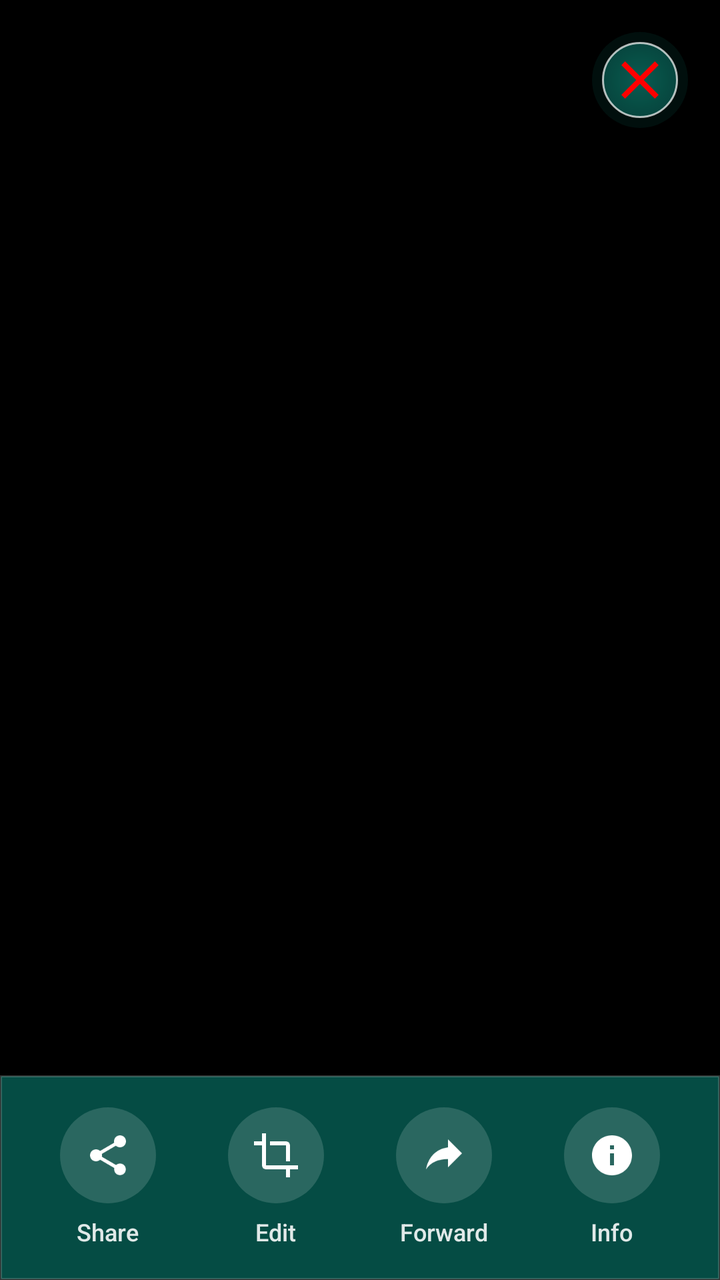
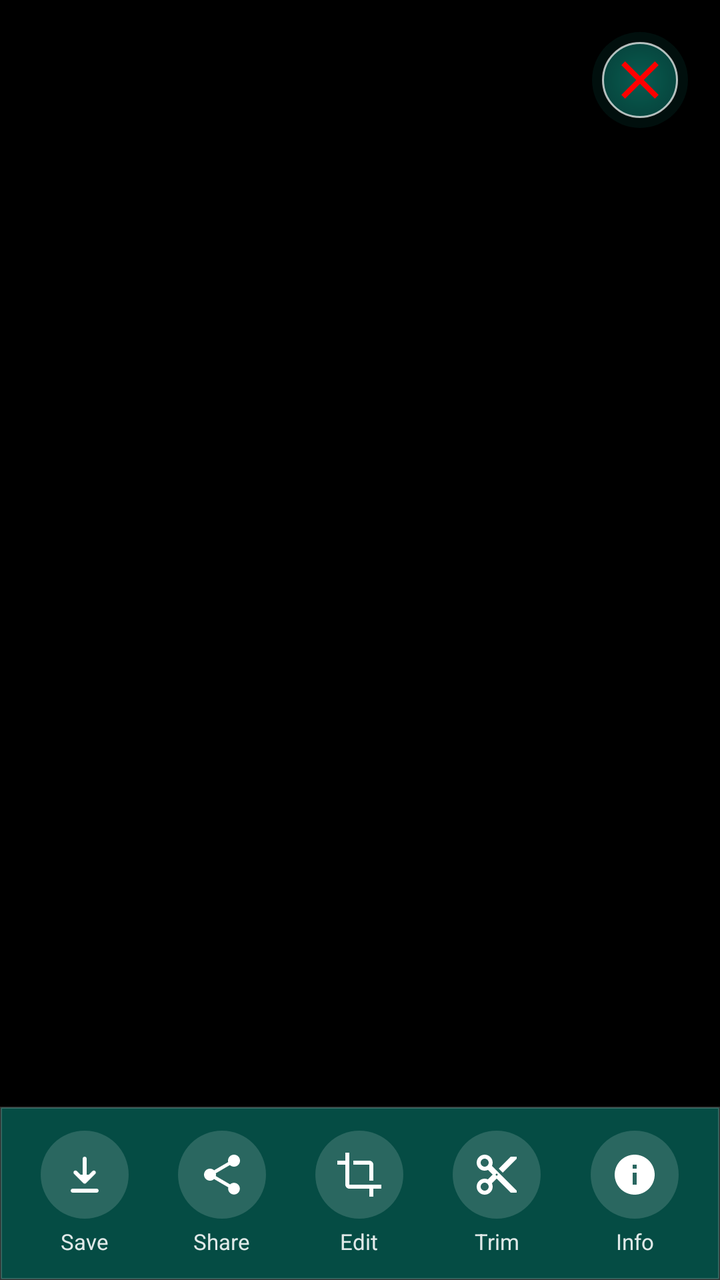

The first picture is an Android layout as it rendered before a commit; the second is the same layout after the commit. The layout source and the unified diff follow.
<!-- AndroidManifest.xml: application theme Theme.WhatsDownloadPlus -->
<!-- res/layout/image_video_preview_activity.xml -->
<?xml version="1.0" encoding="utf-8"?>
<androidx.constraintlayout.widget.ConstraintLayout
    xmlns:android="http://schemas.android.com/apk/res/android"
    xmlns:app="http://schemas.android.com/apk/res-auto"
    android:id="@+id/previewRoot"
    android:layout_width="match_parent"
    android:layout_height="match_parent"
    android:background="#000">

    
    <ImageView
        android:id="@+id/imagePreview"
        android:layout_width="0dp"
        android:layout_height="0dp"
        android:scaleType="fitCenter"
        android:visibility="gone"
        app:layout_constraintTop_toTopOf="parent"
        app:layout_constraintBottom_toTopOf="@+id/actionLayout"
        app:layout_constraintStart_toStartOf="parent"
        app:layout_constraintEnd_toEndOf="parent"/>

    
    <VideoView
        android:id="@+id/videoPreview"
        android:layout_width="0dp"
        android:layout_height="0dp"
        android:visibility="gone"
        app:layout_constraintTop_toTopOf="parent"
        app:layout_constraintBottom_toTopOf="@+id/actionLayout"
        app:layout_constraintStart_toStartOf="parent"
        app:layout_constraintEnd_toEndOf="parent"/>

    
    <ImageView
        android:id="@+id/playOverlay"
        android:layout_width="72dp"
        android:layout_height="72dp"
        android:visibility="gone"
        android:src="@drawable/ic_play_circle"
        android:background="@drawable/circle_bg_black_50"
        android:padding="16dp"
        app:layout_constraintTop_toTopOf="parent"
        app:layout_constraintBottom_toTopOf="@+id/actionLayout"
        app:layout_constraintStart_toStartOf="parent"
        app:layout_constraintEnd_toEndOf="parent"
        app:tint="#FFFFFF"/>

    
    <ImageView
        android:id="@+id/btnClosePreview"
        android:layout_width="48dp"
        android:layout_height="48dp"
        android:padding="8dp"
        android:src="@drawable/ic_close"
        android:background="@drawable/circle_bg_black_50"
        android:contentDescription="Close"
        app:layout_constraintTop_toTopOf="parent"
        app:layout_constraintEnd_toEndOf="parent"
        android:layout_margin="16dp"/>

    <androidx.constraintlayout.widget.ConstraintLayout
        android:id="@+id/actionLayout"
        android:layout_width="match_parent"
        android:layout_height="wrap_content"
        android:background="@drawable/card_bg_preview_square"
        android:paddingVertical="16dp"
        android:paddingHorizontal="12dp"
        app:layout_constraintBottom_toBottomOf="parent"
        app:layout_constraintStart_toStartOf="parent"
        app:layout_constraintEnd_toEndOf="parent">

        <LinearLayout
            android:id="@+id/cardShare"
            android:layout_width="0dp"
            android:layout_height="wrap_content"
            android:orientation="vertical"
            android:gravity="center"
            android:background="?attr/selectableItemBackgroundBorderless"
            android:clickable="true"
            android:focusable="true"
            app:layout_constraintStart_toStartOf="parent"
            app:layout_constraintTop_toTopOf="parent"
            app:layout_constraintBottom_toBottomOf="parent"
            app:layout_constraintEnd_toStartOf="@+id/cardCrop">

            <ImageView
                android:id="@+id/btnShare"
                android:layout_width="48dp"
                android:layout_height="48dp"
                android:padding="12dp"
                android:background="@drawable/bg_action_circle"
                android:src="@drawable/ic_share_white"
                app:tint="#FFFFFF" />

            <TextView
                android:layout_width="wrap_content"
                android:layout_height="wrap_content"
                android:layout_marginTop="6dp"
                android:text="Share"
                android:textColor="#E0FFFFFF"
                android:textSize="12sp"
                android:fontFamily="sans-serif-medium"/>
        </LinearLayout>

        <LinearLayout
            android:id="@+id/cardCrop"
            android:layout_width="0dp"
            android:layout_height="wrap_content"
            android:orientation="vertical"
            android:gravity="center"
            android:background="?attr/selectableItemBackgroundBorderless"
            android:clickable="true"
            android:focusable="true"
            app:layout_constraintStart_toEndOf="@id/cardShare"
            app:layout_constraintTop_toTopOf="parent"
            app:layout_constraintBottom_toBottomOf="parent"
            app:layout_constraintEnd_toStartOf="@+id/cardForward">

            <ImageView
                android:id="@+id/btnCrop"
                android:layout_width="48dp"
                android:layout_height="48dp"
                android:padding="12dp"
                android:background="@drawable/bg_action_circle"
                android:src="@drawable/ic_crop_white"
                app:tint="#FFFFFF" />

            <TextView
                android:layout_width="wrap_content"
                android:layout_height="wrap_content"
                android:layout_marginTop="6dp"
                android:text="Edit"
                android:textColor="#E0FFFFFF"
                android:textSize="12sp"
                android:fontFamily="sans-serif-medium"/>
        </LinearLayout>

        <LinearLayout
            android:id="@+id/cardForward"
            android:layout_width="0dp"
            android:layout_height="wrap_content"
            android:orientation="vertical"
            android:gravity="center"
            android:background="?attr/selectableItemBackgroundBorderless"
            android:clickable="true"
            android:focusable="true"
            app:layout_constraintStart_toEndOf="@id/cardCrop"
            app:layout_constraintTop_toTopOf="parent"
            app:layout_constraintBottom_toBottomOf="parent"
            app:layout_constraintEnd_toStartOf="@+id/cardInfo">

            <ImageView
                android:id="@+id/btnForward"
                android:layout_width="48dp"
                android:layout_height="48dp"
                android:padding="12dp"
                android:background="@drawable/bg_action_circle"
                android:src="@drawable/ic_forward_white"
                app:tint="#FFFFFF" />

            <TextView
                android:layout_width="wrap_content"
                android:layout_height="wrap_content"
                android:layout_marginTop="6dp"
                android:text="Forward"
                android:textColor="#E0FFFFFF"
                android:textSize="12sp"
                android:fontFamily="sans-serif-medium"/>
        </LinearLayout>

        <LinearLayout
            android:id="@+id/cardInfo"
            android:layout_width="0dp"
            android:layout_height="wrap_content"
            android:orientation="vertical"
            android:gravity="center"
            android:background="?attr/selectableItemBackgroundBorderless"
            android:clickable="true"
            android:focusable="true"
            app:layout_constraintStart_toEndOf="@id/cardForward"
            app:layout_constraintTop_toTopOf="parent"
            app:layout_constraintBottom_toBottomOf="parent"
            app:layout_constraintEnd_toEndOf="parent">

            <ImageView
                android:id="@+id/btnInfo"
                android:layout_width="48dp"
                android:layout_height="48dp"
                android:padding="12dp"
                android:background="@drawable/bg_action_circle"
                android:src="@drawable/ic_info_white"
                app:tint="#FFFFFF" />

            <TextView
                android:layout_width="wrap_content"
                android:layout_height="wrap_content"
                android:layout_marginTop="6dp"
                android:text="Info"
                android:textColor="#E0FFFFFF"
                android:textSize="12sp"
                android:fontFamily="sans-serif-medium"/>
        </LinearLayout>

    </androidx.constraintlayout.widget.ConstraintLayout>

</androidx.constraintlayout.widget.ConstraintLayout>
<!-- resources referenced by this layout -->
<resources>
  <!-- drawable bg_action_circle (drawable) -->
  <?xml version="1.0" encoding="utf-8"?>
  <shape xmlns:android="http://schemas.android.com/apk/res/android"
      android:shape="oval">
      <solid android:color="#26FFFFFF" />
      <size android:width="48dp" android:height="48dp" />
  </shape>
  <!-- drawable ic_forward_white (drawable) -->
  <vector xmlns:android="http://schemas.android.com/apk/res/android"
      android:width="24dp"
      android:height="24dp"
      android:viewportWidth="24"
      android:viewportHeight="24">
  
      <path
          android:fillColor="#FFFFFF"
          android:pathData="M14,8V4l7,7 -7,7v-4.1c-5,0 -8.5,1.6 -11,5.1 1,-5 4,-10 11,-11z"/>
  
  </vector>
  <!-- drawable ic_info_white (drawable) -->
  <vector xmlns:android="http://schemas.android.com/apk/res/android"
      android:width="24dp" android:height="24dp"
      android:viewportWidth="24" android:viewportHeight="24">
      <path
          android:fillColor="#FFFFFF"
          android:pathData="M12,2C6.48,2,2,6.48,2,12s4.48,10,10,10 10-4.48,10-10S17.52,2,12,2z M13,17h-2v-6h2v6zm0-8h-2V7h2v2z"/>
  </vector>
  <!-- drawable ic_play_circle (drawable) -->
  <vector xmlns:android="http://schemas.android.com/apk/res/android"
      android:width="48dp"
      android:height="48dp"
      android:viewportWidth="24"
      android:viewportHeight="24">
      <path
          android:fillColor="#FFFFFF"
          android:pathData="M12,2A10,10 0 1,0 22,12A10,10 0 0,0 12,2M10,16.5V7.5L16,12L10,16.5Z" />
  </vector>
  <style name="Theme.WhatsDownloadPlus" parent="Theme.MaterialComponents.DayNight.NoActionBar">
          <item name="colorPrimary">@color/whatsapp_green</item>
          <item name="colorPrimaryVariant">@color/whatsapp_dark_green</item>
          <item name="colorOnPrimary">@android:color/white</item>
          <item name="android:windowBackground">@android:color/white</item>
          <item name="android:statusBarColor">@color/whatsapp_dark_green</item>
          <item name="android:navigationBarColor">@android:color/white</item>
          <item name="android:windowLightStatusBar" tools:targetApi="m">true</item>
  
          <item name="windowSplashScreenAnimatedIcon" tools:targetApi="s">@android:color/transparent</item>
          <item name="windowSplashScreenBackground" tools:targetApi="s">@android:color/white</item>
      </style>
  <color name="whatsapp_green">#075E54</color>
  <color name="whatsapp_dark_green">#054C44</color>
  <!-- unchanged entries left out for length: 5 -->
</resources>

<!-- the commit's change to res/layout/image_video_preview_activity.xml (unified diff, before → after) -->
@@ -7,7 +7,6 @@
     android:layout_height="match_parent"
     android:background="#000">
 
-    
     <ImageView
         android:id="@+id/imagePreview"
         android:layout_width="0dp"
@@ -19,18 +18,18 @@
         app:layout_constraintStart_toStartOf="parent"
         app:layout_constraintEnd_toEndOf="parent"/>
 
-    
-    <VideoView
-        android:id="@+id/videoPreview"
+    <androidx.media3.ui.PlayerView
+        android:id="@+id/playerView"
         android:layout_width="0dp"
         android:layout_height="0dp"
         android:visibility="gone"
+        app:use_controller="false"
+        app:surface_type="surface_view"
         app:layout_constraintTop_toTopOf="parent"
         app:layout_constraintBottom_toTopOf="@+id/actionLayout"
         app:layout_constraintStart_toStartOf="parent"
-        app:layout_constraintEnd_toEndOf="parent"/>
-
-    
+        app:layout_constraintEnd_toEndOf="parent" />
+
     <ImageView
         android:id="@+id/playOverlay"
         android:layout_width="72dp"
@@ -45,7 +44,6 @@
         app:layout_constraintEnd_toEndOf="parent"
         app:tint="#FFFFFF"/>
 
-    
     <ImageView
         android:id="@+id/btnClosePreview"
         android:layout_width="48dp"
@@ -57,150 +55,153 @@
         app:layout_constraintTop_toTopOf="parent"
         app:layout_constraintEnd_toEndOf="parent"
         android:layout_margin="16dp"/>
-
     <androidx.constraintlayout.widget.ConstraintLayout
         android:id="@+id/actionLayout"
         android:layout_width="match_parent"
         android:layout_height="wrap_content"
         android:background="@drawable/card_bg_preview_square"
-        android:paddingVertical="16dp"
-        android:paddingHorizontal="12dp"
+        android:paddingVertical="12dp"
+        android:paddingHorizontal="8dp"
         app:layout_constraintBottom_toBottomOf="parent"
         app:layout_constraintStart_toStartOf="parent"
         app:layout_constraintEnd_toEndOf="parent">
 
         <LinearLayout
-            android:id="@+id/cardShare"
-            android:layout_width="0dp"
+            android:layout_width="match_parent"
             android:layout_height="wrap_content"
-            android:orientation="vertical"
-            android:gravity="center"
-            android:background="?attr/selectableItemBackgroundBorderless"
-            android:clickable="true"
-            android:focusable="true"
-            app:layout_constraintStart_toStartOf="parent"
-            app:layout_constraintTop_toTopOf="parent"
+            android:orientation="horizontal"
+            android:weightSum="5"
             app:layout_constraintBottom_toBottomOf="parent"
-            app:layout_constraintEnd_toStartOf="@+id/cardCrop">
-
-            <ImageView
-                android:id="@+id/btnShare"
-                android:layout_width="48dp"
-                android:layout_height="48dp"
-                android:padding="12dp"
-                android:background="@drawable/bg_action_circle"
-                android:src="@drawable/ic_share_white"
-                app:tint="#FFFFFF" />
-
-            <TextView
-                android:layout_width="wrap_content"
-                android:layout_height="wrap_content"
-                android:layout_marginTop="6dp"
-                android:text="Share"
-                android:textColor="#E0FFFFFF"
-                android:textSize="12sp"
-                android:fontFamily="sans-serif-medium"/>
+            app:layout_constraintTop_toTopOf="parent">
+
+            <LinearLayout
+                android:id="@+id/cardSave"
+                android:layout_width="0dp"
+                android:layout_height="wrap_content"
+                android:layout_weight="1"
+                android:orientation="vertical"
+                android:gravity="center"
+                android:background="?attr/selectableItemBackgroundBorderless"
+                android:clickable="true"
+                android:focusable="true">
+                <ImageView
+                    android:id="@+id/btnSave"
+                    android:layout_width="44dp"
+                    android:layout_height="44dp"
+                    android:padding="10dp"
+                    android:background="@drawable/bg_action_circle"
+                    android:src="@drawable/ic_download"
+                    app:tint="#FFFFFF" />
+                <TextView
+                    android:id="@+id/tvSave"
+                    android:layout_width="wrap_content"
+                    android:layout_height="wrap_content"
+                    android:layout_marginTop="4dp"
+                    android:text="Save"
+                    android:textColor="#E0FFFFFF"
+                    android:textSize="11sp"/>
+            </LinearLayout>
+
+            <LinearLayout
+                android:id="@+id/cardShare"
+                android:layout_width="0dp"
+                android:layout_height="wrap_content"
+                android:layout_weight="1"
+                android:orientation="vertical"
+                android:gravity="center"
+                android:background="?attr/selectableItemBackgroundBorderless">
+                <ImageView
+                    android:id="@+id/btnShare"
+                    android:layout_width="44dp"
+                    android:layout_height="44dp"
+                    android:padding="10dp"
+                    android:background="@drawable/bg_action_circle"
+                    android:src="@drawable/ic_share_white"
+                    app:tint="#FFFFFF" />
+                <TextView
+                    android:layout_width="wrap_content"
+                    android:layout_height="wrap_content"
+                    android:layout_marginTop="4dp"
+                    android:text="Share"
+                    android:textColor="#E0FFFFFF"
+                    android:textSize="11sp"/>
+            </LinearLayout>
+
+            <LinearLayout
+                android:id="@+id/cardCrop"
+                android:layout_width="0dp"
+                android:layout_height="wrap_content"
+                android:layout_weight="1"
+                android:orientation="vertical"
+                android:gravity="center"
+                android:background="?attr/selectableItemBackgroundBorderless">
+                <ImageView
+                    android:id="@+id/btnCrop"
+                    android:layout_width="44dp"
+                    android:layout_height="44dp"
+                    android:padding="10dp"
+                    android:background="@drawable/bg_action_circle"
+                    android:src="@drawable/ic_crop_white"
+                    app:tint="#FFFFFF" />
+                <TextView
+                    android:layout_width="wrap_content"
+                    android:layout_height="wrap_content"
+                    android:layout_marginTop="4dp"
+                    android:text="Edit"
+                    android:textColor="#E0FFFFFF"
+                    android:textSize="11sp"/>
+            </LinearLayout>
+
+            <LinearLayout
+                android:id="@+id/cardTrim"
+                android:layout_width="0dp"
+                android:layout_height="wrap_content"
+                android:layout_weight="1"
+                android:orientation="vertical"
+                android:gravity="center"
+                android:background="?attr/selectableItemBackgroundBorderless">
+                <ImageView
+                    android:id="@+id/btnTrim"
+                    android:layout_width="44dp"
+                    android:layout_height="44dp"
+                    android:padding="10dp"
+                    android:background="@drawable/bg_action_circle"
+                    android:src="@drawable/ic_content_cut"
+                    app:tint="#FFFFFF" />
+                <TextView
+                    android:layout_width="wrap_content"
+                    android:layout_height="wrap_content"
+                    android:layout_marginTop="4dp"
+                    android:text="Trim"
+                    android:textColor="#E0FFFFFF"
+                    android:textSize="11sp"/>
+            </LinearLayout>
+
+            <LinearLayout
+                android:id="@+id/cardInfo"
+                android:layout_width="0dp"
+                android:layout_height="wrap_content"
+                android:layout_weight="1"
+                android:orientation="vertical"
+                android:gravity="center"
+                android:background="?attr/selectableItemBackgroundBorderless">
+                <ImageView
+                    android:id="@+id/btnInfo"
+                    android:layout_width="44dp"
+                    android:layout_height="44dp"
+                    android:padding="10dp"
+                    android:background="@drawable/bg_action_circle"
+                    android:src="@drawable/ic_info_white"
+                    app:tint="#FFFFFF" />
+                <TextView
+                    android:layout_width="wrap_content"
+                    android:layout_height="wrap_content"
+                    android:layout_marginTop="4dp"
+                    android:text="Info"
+                    android:textColor="#E0FFFFFF"
+                    android:textSize="11sp"/>
+            </LinearLayout>
+
         </LinearLayout>
-
-        <LinearLayout
-            android:id="@+id/cardCrop"
-            android:layout_width="0dp"
-            android:layout_height="wrap_content"
-            android:orientation="vertical"
-            android:gravity="center"
-            android:background="?attr/selectableItemBackgroundBorderless"
-            android:clickable="true"
-            android:focusable="true"
-            app:layout_constraintStart_toEndOf="@id/cardShare"
-            app:layout_constraintTop_toTopOf="parent"
-            app:layout_constraintBottom_toBottomOf="parent"
-            app:layout_constraintEnd_toStartOf="@+id/cardForward">
-
-            <ImageView
-                android:id="@+id/btnCrop"
-                android:layout_width="48dp"
-                android:layout_height="48dp"
-                android:padding="12dp"
-                android:background="@drawable/bg_action_circle"
-                android:src="@drawable/ic_crop_white"
-                app:tint="#FFFFFF" />
-
-            <TextView
-                android:layout_width="wrap_content"
-                android:layout_height="wrap_content"
-                android:layout_marginTop="6dp"
-                android:text="Edit"
-                android:textColor="#E0FFFFFF"
-                android:textSize="12sp"
-                android:fontFamily="sans-serif-medium"/>
-        </LinearLayout>
-
-        <LinearLayout
-            android:id="@+id/cardForward"
-            android:layout_width="0dp"
-            android:layout_height="wrap_content"
-            android:orientation="vertical"
-            android:gravity="center"
-            android:background="?attr/selectableItemBackgroundBorderless"
-            android:clickable="true"
-            android:focusable="true"
-            app:layout_constraintStart_toEndOf="@id/cardCrop"
-            app:layout_constraintTop_toTopOf="parent"
-            app:layout_constraintBottom_toBottomOf="parent"
-            app:layout_constraintEnd_toStartOf="@+id/cardInfo">
-
-            <ImageView
-                android:id="@+id/btnForward"
-                android:layout_width="48dp"
-                android:layout_height="48dp"
-                android:padding="12dp"
-                android:background="@drawable/bg_action_circle"
-                android:src="@drawable/ic_forward_white"
-                app:tint="#FFFFFF" />
-
-            <TextView
-                android:layout_width="wrap_content"
-                android:layout_height="wrap_content"
-                android:layout_marginTop="6dp"
-                android:text="Forward"
-                android:textColor="#E0FFFFFF"
-                android:textSize="12sp"
-                android:fontFamily="sans-serif-medium"/>
-        </LinearLayout>
-
-        <LinearLayout
-            android:id="@+id/cardInfo"
-            android:layout_width="0dp"
-            android:layout_height="wrap_content"
-            android:orientation="vertical"
-            android:gravity="center"
-            android:background="?attr/selectableItemBackgroundBorderless"
-            android:clickable="true"
-            android:focusable="true"
-            app:layout_constraintStart_toEndOf="@id/cardForward"
-            app:layout_constraintTop_toTopOf="parent"
-            app:layout_constraintBottom_toBottomOf="parent"
-            app:layout_constraintEnd_toEndOf="parent">
-
-            <ImageView
-                android:id="@+id/btnInfo"
-                android:layout_width="48dp"
-                android:layout_height="48dp"
-                android:padding="12dp"
-                android:background="@drawable/bg_action_circle"
-                android:src="@drawable/ic_info_white"
-                app:tint="#FFFFFF" />
-
-            <TextView
-                android:layout_width="wrap_content"
-                android:layout_height="wrap_content"
-                android:layout_marginTop="6dp"
-                android:text="Info"
-                android:textColor="#E0FFFFFF"
-                android:textSize="12sp"
-                android:fontFamily="sans-serif-medium"/>
-        </LinearLayout>
-
     </androidx.constraintlayout.widget.ConstraintLayout>
-
 </androidx.constraintlayout.widget.ConstraintLayout>
<!-- resource entries referenced after the edit -->
@@ -7,17 +7,33 @@
       <solid android:color="#26FFFFFF" />
       <size android:width="48dp" android:height="48dp" />
   </shape>
-  <!-- drawable ic_forward_white (drawable) -->
+  <!-- drawable ic_content_cut (drawable) -->
+  <vector xmlns:android="http://schemas.android.com/apk/res/android" android:height="24dp" android:tint="#000000" android:viewportHeight="24" android:viewportWidth="24" android:width="24dp">
+        
+      <path android:fillColor="@android:color/white" android:pathData="M9.64,7.64c0.23,-0.5 0.36,-1.05 0.36,-1.64 0,-2.21 -1.79,-4 -4,-4S2,3.79 2,6s1.79,4 4,4c0.59,0 1.14,-0.13 1.64,-0.36L10,12l-2.36,2.36C7.14,14.13 6.59,14 6,14c-2.21,0 -4,1.79 -4,4s1.79,4 4,4 4,-1.79 4,-4c0,-0.59 -0.13,-1.14 -0.36,-1.64L12,14l7,7h3v-1L9.64,7.64zM6,8c-1.1,0 -2,-0.89 -2,-2s0.9,-2 2,-2 2,0.89 2,2 -0.9,2 -2,2zM6,20c-1.1,0 -2,-0.89 -2,-2s0.9,-2 2,-2 2,0.89 2,2 -0.9,2 -2,2zM12,12.5c-0.28,0 -0.5,-0.22 -0.5,-0.5s0.22,-0.5 0.5,-0.5 0.5,0.22 0.5,0.5 -0.22,0.5 -0.5,0.5zM19,3l-6,6 2,2 7,-7L22,3z"/>
+      
+  </vector>
+  <!-- drawable ic_download (drawable) -->
   <vector xmlns:android="http://schemas.android.com/apk/res/android"
-      android:width="24dp"
-      android:height="24dp"
+      android:width="48dp"
+      android:height="48dp"
       android:viewportWidth="24"
       android:viewportHeight="24">
   
       <path
-          android:fillColor="#FFFFFF"
-          android:pathData="M14,8V4l7,7 -7,7v-4.1c-5,0 -8.5,1.6 -11,5.1 1,-5 4,-10 11,-11z"/>
+          android:id="@+id/download_bottom_bar"
+          android:fillColor="#000000"
+          android:pathData="M18,19H6c-0.55,0-1,0.45-1,1s0.45,1,1,1h12c0.55,0,1-0.45,1-1S18.55,19,18,19z"/>
   
+      <path
+          android:id="@+id/download_arrow"
+          android:fillColor="#000000"
+          android:pathData="M12,16.5c0.26,0,0.51-0.1,0.71-0.29l4.59-4.59c0.39-0.39,0.39-1.02,0-1.41s-1.02-0.39-1.41,0L13,13.09V4c0-0.55-0.45-1-1-1s-1,0.45-1,1v9.09l-2.89-2.89c-0.39-0.39-1.02-0.39-1.41,0s-0.39,1.02,0,1.41l4.59,4.59C11.49,16.4,11.74,16.5,12,16.5z"/>
+  
+      <path
+          android:alpha="0.2"
+          android:fillColor="#000000"
+          android:pathData="M12,15.5l3.5-3.5h-7l3.5,3.5z"/>
   </vector>
   <!-- drawable ic_info_white (drawable) -->
   <vector xmlns:android="http://schemas.android.com/apk/res/android"
@@ -42,7 +58,7 @@
           <item name="colorPrimaryVariant">@color/whatsapp_dark_green</item>
           <item name="colorOnPrimary">@android:color/white</item>
           <item name="android:windowBackground">@android:color/white</item>
-          <item name="android:statusBarColor">@color/whatsapp_dark_green</item>
+          <item name="android:statusBarColor">#004D40</item>
           <item name="android:navigationBarColor">@android:color/white</item>
           <item name="android:windowLightStatusBar" tools:targetApi="m">true</item>
   
